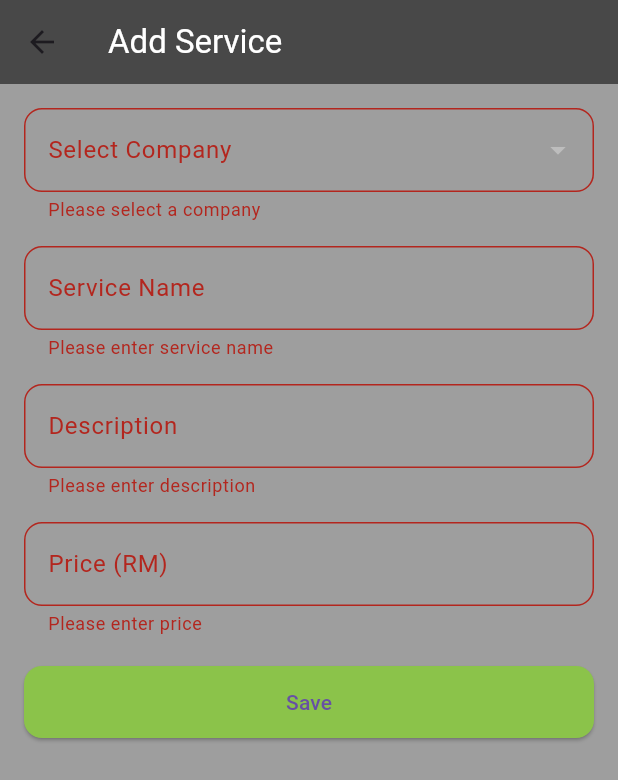
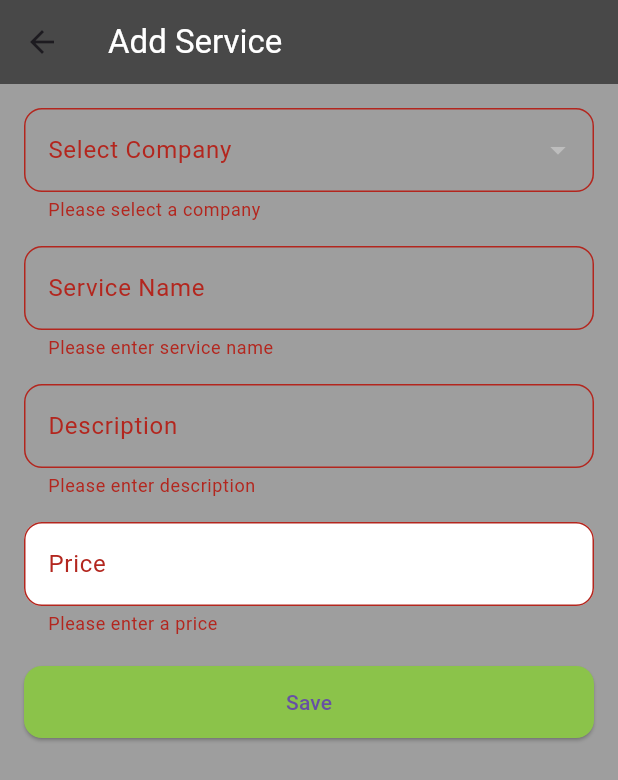
Before and after one commit to SyahmieRazi97/front-end-test-vista, a Flutter app: the CreateServiceScreen screen opened directly with empty values, after a tap on "Save", on a phone screen of 412 x 824 dp. Shown: the top 780 px of the screen. Run offline on Flutter 3.47's test engine with Material 3 defaults, Android fonts, the phone set to English and light mode, and no system bars.

Commit message:
testVista

```diff
--- a/frontend_test_vista/lib/screens/create_service_screen.dart
+++ b/frontend_test_vista/lib/screens/create_service_screen.dart
@@ -76,11 +76,22 @@ class _CreateServiceScreenState extends State<CreateServiceScreen> {
                 controller: _priceController,
                 keyboardType: TextInputType.number,
                 decoration: InputDecoration(
-                  labelText: 'Price (RM)',
-                  border: OutlineInputBorder(borderRadius: BorderRadius.circular(12)),
+                  labelText: 'Price',
+                  border: OutlineInputBorder(
+                    borderRadius: BorderRadius.circular(12),
+                  ),
+                  filled: true,
+                  fillColor: Colors.white,
                 ),
-                validator: (value) =>
-                    value!.isEmpty ? 'Please enter price' : null,
+                validator: (value) {
+                  if (value == null || value.isEmpty) {
+                    return 'Please enter a price';
+                  }
+                  if (!RegExp(r'^[0-9]+$').hasMatch(value)) {
+                    return 'Only numbers are allowed';
+                  }
+                return null;
+                },
               ),
               SizedBox(height: 20),
               ElevatedButton(
```
